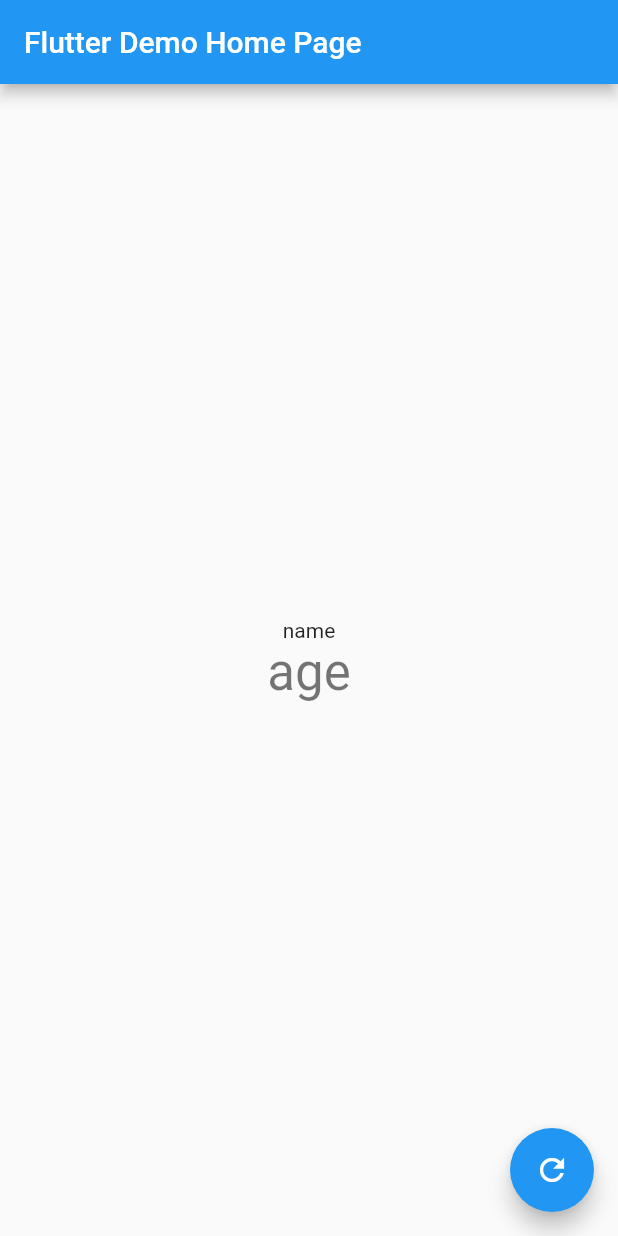
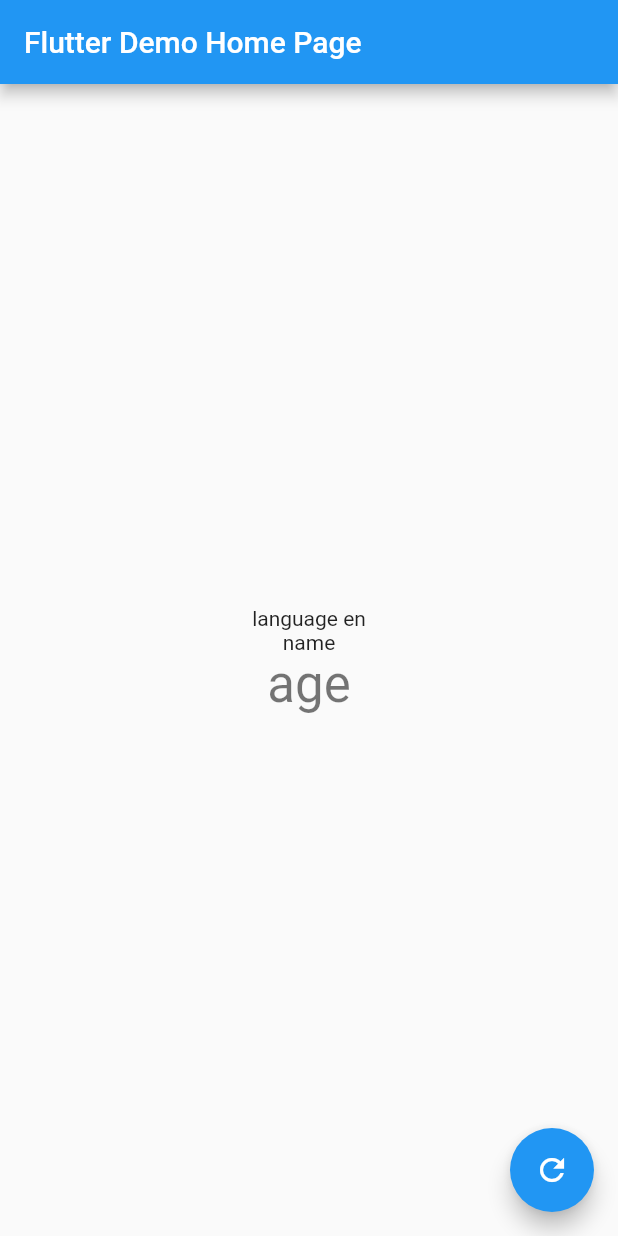
Before and after one commit to lizhuoyuan/flutter_intl_example, a Flutter app: the screen it shows after launch, on a phone screen of 412 x 824 dp. Run offline on Flutter 3.47's test engine with Material 2 defaults, Android fonts, the phone set to English and light mode, and no system bars.

Commit message:
新增国际化字段

```diff
--- a/lib/l10n/intl_en.arb
+++ b/lib/l10n/intl_en.arb
@@ -1,4 +1,5 @@
 {
   "name": "name",
-  "age": "age"
+  "age": "age",
+  "pageHomeWelcome": "language {name}"
 }
--- a/lib/l10n/intl_zh_CN.arb
+++ b/lib/l10n/intl_zh_CN.arb
@@ -1,4 +1,5 @@
 {
   "name": "名字",
-  "age": "年龄"
+  "age": "年龄",
+  "pageHomeWelcome": "语言 {name}"
 }
--- a/lib/l10n/intl_zh_HK.arb
+++ b/lib/l10n/intl_zh_HK.arb
@@ -1,4 +1,5 @@
 {
   "name": "HK名字",
-  "age": "HK年齡"
+  "age": "HK年齡",
+  "pageHomeWelcome": "hk语言: {name}"
 }
--- a/lib/main.dart
+++ b/lib/main.dart
@@ -61,6 +61,9 @@ class _MyHomePageState extends State<MyHomePage> {
           mainAxisAlignment: MainAxisAlignment.center,
           children: <Widget>[
             Text(
+              S.of(context).pageHomeWelcome(Intl.getCurrentLocale()),
+            ),
+            Text(
               S.of(context).name,
             ),
             //没有context时可用
```
Also changed, not shown: lib/generated/intl/messages_en.dart, lib/generated/intl/messages_zh_CN.dart, lib/generated/intl/messages_zh_HK.dart, lib/generated/l10n.dart, pubspec.lock.
